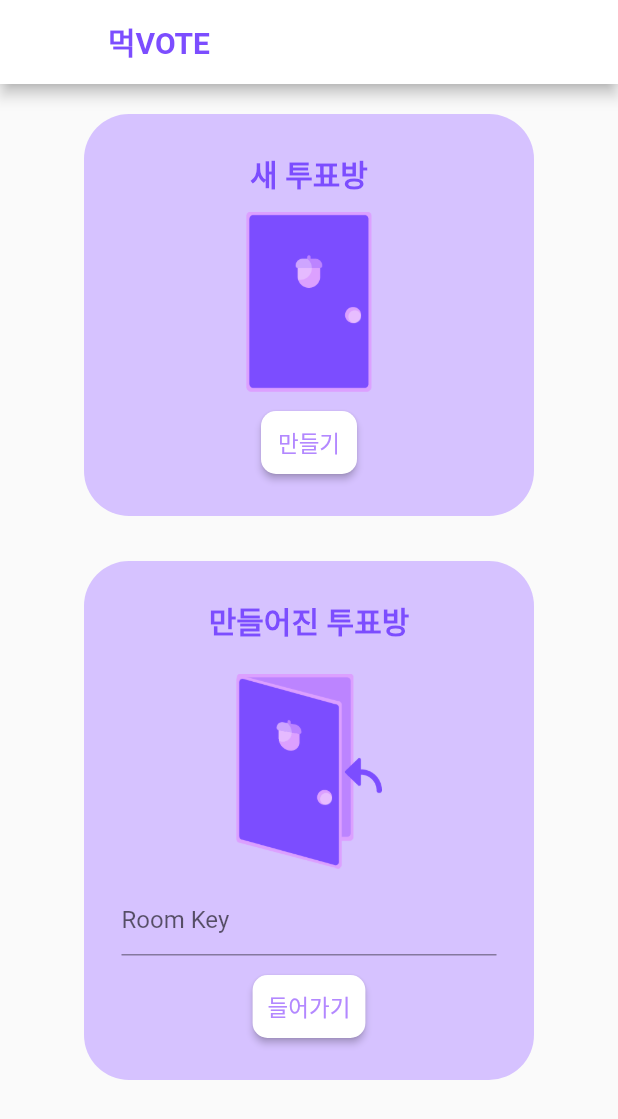
After one commit to Mukvote/mukvote_web, a Flutter app: the HomePage screen opened directly, on a phone screen of 412 x 824 dp. The commit adds this screen. Shown: the top 1119 px of the screen. Run offline on Flutter 3.47's test engine with Material 2 defaults, Android fonts, the phone set to English and light mode, and no system bars.

Commit message:
home.dart added

```diff
--- /dev/null
+++ b/lib/home.dart
@@ -0,0 +1,164 @@
+import 'package:flutter/material.dart';
+
+import 'make_vote_page.dart';
+import 'vote_page.dart';
+
+class HomePage extends StatefulWidget {
+  @override
+  _HomePageState createState() => _HomePageState();
+}
+
+class _HomePageState extends State<HomePage> {
+  final _roomController = TextEditingController();
+
+  @override
+  Widget build(BuildContext context) {
+    return Scaffold(
+        appBar: AppBar(
+          title: Text('먹VOTE',
+              style: TextStyle(
+                color: Colors.deepPurpleAccent,
+                fontWeight: FontWeight.bold,
+              )),
+          backgroundColor: Colors.white,
+        ),
+        body: Center(
+          child: Column(
+            children: [
+              SizedBox(height: 20),
+
+              Container(
+                width: 300,
+                decoration: BoxDecoration(
+                  borderRadius: BorderRadius.circular(30),
+                  color: Color(0xFFD6C2FF),
+                ),
+                child: Padding(
+                  padding: const EdgeInsets.all(25.0),
+                  child: Column(
+                    children: [
+                      Text(
+                            '새 투표방',
+                            style: TextStyle(
+                              fontSize: 20,
+                              fontWeight: FontWeight.bold,
+                              color: Colors.deepPurpleAccent
+                            ),
+                      ),
+                      SizedBox(height: 10),
+                      Image.asset(
+                        'assets/new_room.png',
+                        height: 120,
+                      ),
+                      SizedBox(height: 10),
+
+                      ///make new vote
+                      ElevatedButton(
+                        onPressed: () {
+                            print('new vote');
+                            Navigator.push(
+                                        context,
+                                        MaterialPageRoute(
+                                          builder: (context) => MakeVote(),
+                                        ));
+                        },
+                        child: Text(
+                          '만들기',
+                          style: TextStyle(
+                            fontSize: 15,
+                          ),
+                        ),
+                        style: ButtonStyle(
+                            padding: MaterialStateProperty.all(EdgeInsets.all(10)),
+                            backgroundColor: MaterialStateProperty.all<Color>(
+                                Colors.white),
+                            foregroundColor: MaterialStateProperty.all<Color>(
+                                Colors.deepPurpleAccent[100]),
+                            shape: MaterialStateProperty.all<RoundedRectangleBorder>(
+                                RoundedRectangleBorder(
+                                  borderRadius: BorderRadius.circular(10.0),
+                                  //side: BorderSide(color: Colors.red)
+                                ))),
+                      ),
+                    ],
+                  ),
+                ),
+              ),
+
+              SizedBox(height: 30),
+
+              Container(
+                width: 300,
+                decoration: BoxDecoration(
+                  borderRadius: BorderRadius.circular(30),
+                  color: Color(0xFFD6C2FF),
+                ),
+                child: Padding(
+                  padding: const EdgeInsets.all(25.0),
+                  child: Column(
+                    children: [
+                      Text(
+                        '만들어진 투표방',
+                        style: TextStyle(
+                            fontSize: 20,
+                            fontWeight: FontWeight.bold,
+                            color: Colors.deepPurpleAccent
+                        ),
+                      ),
+                      SizedBox(height: 20),
+                      Image.asset(
+                        'assets/join_room.png',
+                        height: 130,
+                      ),
+                      SizedBox(height: 10),
+
+                      ///join vote
+                      TextFormField(
+                        controller: _roomController,
+                        decoration: InputDecoration(
+                          hintText: 'Room Key',
+                        ),
+                        validator: (value) {
+                          if (value == null || value.isEmpty) {
+                            return 'Enter your message to continue';
+                          }
+                          return null;
+                        },
+                      ),
+                      SizedBox(height: 10),
+                      ElevatedButton(
+                        onPressed: () {
+                          print('join vote');
+                          Navigator.push(
+                              context,
+                              MaterialPageRoute(
+                                builder: (context) => VotePage(id : _roomController.text),
+                              ));
+                        },
+                        child: Text(
+                          '들어가기',
+                          style: TextStyle(
+                            fontSize: 15,
+                          ),
+                        ),
+                        style: ButtonStyle(
+                            padding: MaterialStateProperty.all(EdgeInsets.all(10)),
+                            backgroundColor: MaterialStateProperty.all<Color>(
+                                Colors.white),
+                            foregroundColor: MaterialStateProperty.all<Color>(
+                                Colors.deepPurpleAccent[100]),
+                            shape: MaterialStateProperty.all<RoundedRectangleBorder>(
+                                RoundedRectangleBorder(
+                                  borderRadius: BorderRadius.circular(10.0),
+                                  //side: BorderSide(color: Colors.red)
+                                ))),
+                      ),
+                    ],
+                  ),
+                ),
+              ),
+            ],
+          ),
+        ));
+  }
+}
--- a/lib/main.dart
+++ b/lib/main.dart
@@ -30,6 +30,8 @@ class MuckVote extends StatelessWidget {
 
       // Handle '/details/:id'
       var uri = Uri.parse(settings.name);
+      print('uri');
+      print(uri);
       if (uri.pathSegments.length == 2 &&
           uri.pathSegments.first == 'poll') {
         var id = uri.pathSegments[1];
--- a/lib/vote_page.dart
+++ b/lib/vote_page.dart
@@ -142,7 +142,7 @@ class RestaurantList extends StatelessWidget {
                 backgroundColor: MaterialStateProperty.all<Color>(
                     Colors.deepPurpleAccent),
                 foregroundColor: MaterialStateProperty.all<Color>(
-                    Colors.black),
+                    Colors.white),
                 shape: MaterialStateProperty.all<RoundedRectangleBorder>(
                     RoundedRectangleBorder(
                       borderRadius: BorderRadius.circular(30.0),
--- a/pubspec.yaml
+++ b/pubspec.yaml
@@ -53,6 +53,9 @@ flutter:
     - assets/3_dotori.png
     - assets/login.png
     - assets/signup.png
+    - assets/투표하기.png
+    - assets/new_room.png
+    - assets/join_room.png
   #   - images/a_dot_burr.jpeg
   #   - images/a_dot_ham.jpeg
 
```
Also changed, not shown: lib/log_sign_in/login.dart (+17 -5 lines), lib/make_vote_page.dart (+22 -2 lines), lib/result_page.dart (+0 -12 lines), lib/url_vote_page.dart (+26 -7 lines), assets/join_room.png (added), assets/new_room.png (added), assets/투표하기.png (added).
